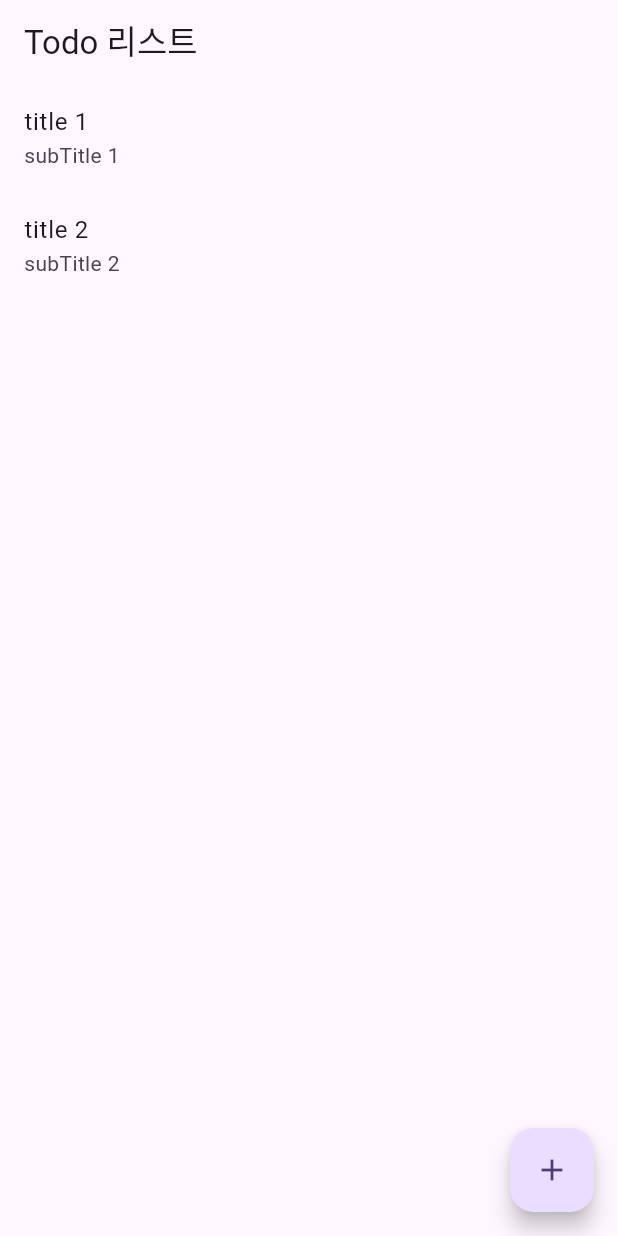
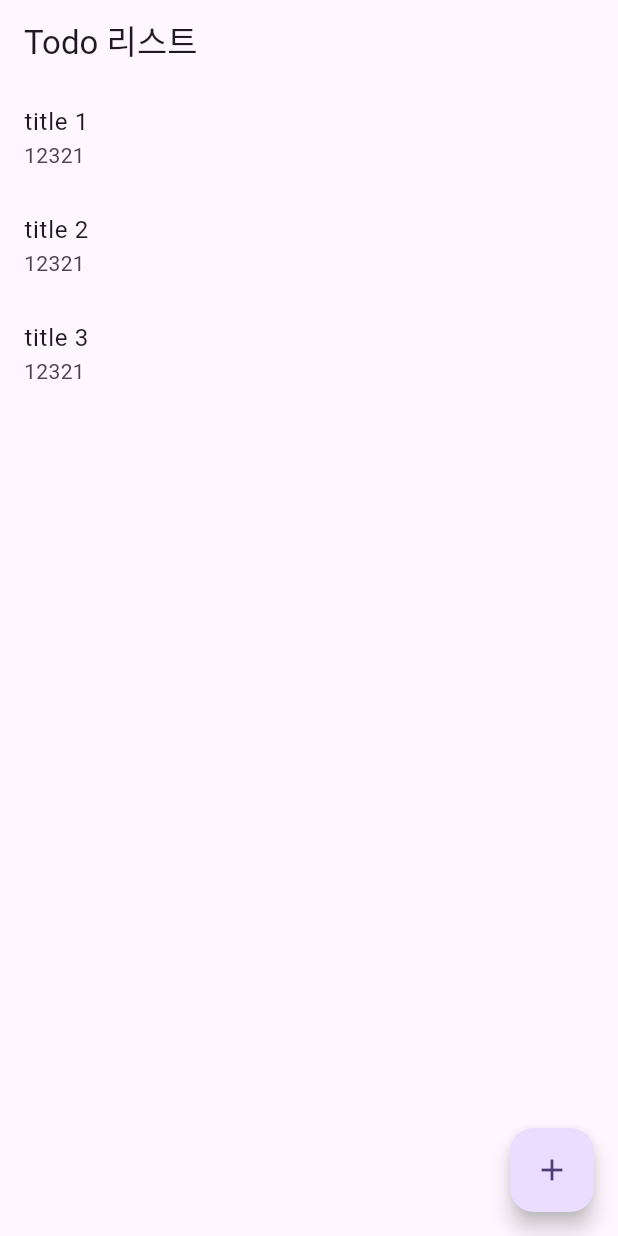
Before and after one commit to Dalso13/Todo-List, a Flutter app: the screen it shows after launch, on a phone screen of 412 x 824 dp. Run offline on Flutter 3.47's test engine with Material 3 defaults, Android fonts, the phone set to English and light mode, and no system bars.

Commit message:
todo 객체 만들기

```diff
--- a/lib/list_screen.dart
+++ b/lib/list_screen.dart
@@ -1,8 +1,20 @@
 import 'package:flutter/material.dart';
 import 'package:todo_list/create_screen.dart';
+import 'package:todo_list/todo.dart';
 
-class ListScreen extends StatelessWidget {
+class ListScreen extends StatefulWidget {
   const ListScreen({super.key});
+
+  @override
+  State<ListScreen> createState() => _ListScreenState();
+}
+
+class _ListScreenState extends State<ListScreen> {
+  final todos = [
+    Todo(title: 'title 1', dateTime: 12321),
+    Todo(title: 'title 2', dateTime: 12321),
+    Todo(title: 'title 3', dateTime: 12321),
+  ];
 
   @override
   Widget build(BuildContext context) {
@@ -11,16 +23,12 @@ class ListScreen extends StatelessWidget {
         title: Text('Todo 리스트'),
       ),
       body: ListView(
-        children: [
-          ListTile(
-            title: Text('title 1'),
-            subtitle: Text('subTitle 1'),
-          ),
-          ListTile(
-            title: Text('title 2'),
-            subtitle: Text('subTitle 2'),
-          ),
-        ],
+        children: todos.map((e) {
+          return ListTile(
+            title:Text(e.title),
+            subtitle: Text('${e.dateTime}')
+          );
+        }).toList(),
       ),
       floatingActionButton: FloatingActionButton(
         onPressed: (){
--- /dev/null
+++ b/lib/todo.dart
@@ -0,0 +1,52 @@
+class Todo {
+  String title;
+  int dateTime;
+
+//<editor-fold desc="Data Methods">
+  Todo({
+    required this.title,
+    required this.dateTime,
+  });
+
+  @override
+  bool operator ==(Object other) =>
+      identical(this, other) ||
+      (other is Todo &&
+          runtimeType == other.runtimeType &&
+          title == other.title &&
+          dateTime == other.dateTime);
+
+  @override
+  int get hashCode => title.hashCode ^ dateTime.hashCode;
+
+  @override
+  String toString() {
+    return 'Todo{' + ' title: $title,' + ' dateTime: $dateTime,' + '}';
+  }
+
+  Todo copyWith({
+    String? title,
+    int? dateTime,
+  }) {
+    return Todo(
+      title: title ?? this.title,
+      dateTime: dateTime ?? this.dateTime,
+    );
+  }
+
+  Map<String, dynamic> toMap() {
+    return {
+      'title': this.title,
+      'dateTime': this.dateTime,
+    };
+  }
+
+  factory Todo.fromMap(Map<String, dynamic> map) {
+    return Todo(
+      title: map['title'] as String,
+      dateTime: map['dateTime'] as int,
+    );
+  }
+
+//</editor-fold>
+}
```
